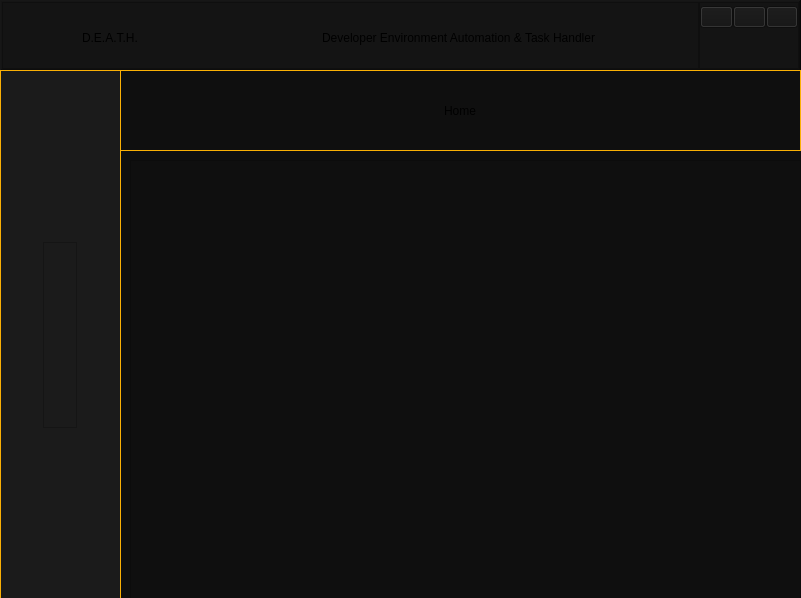
Qt form Gui/Main_Gui.ui (ThatNerd404/D.E.A.T.H) before a commit.
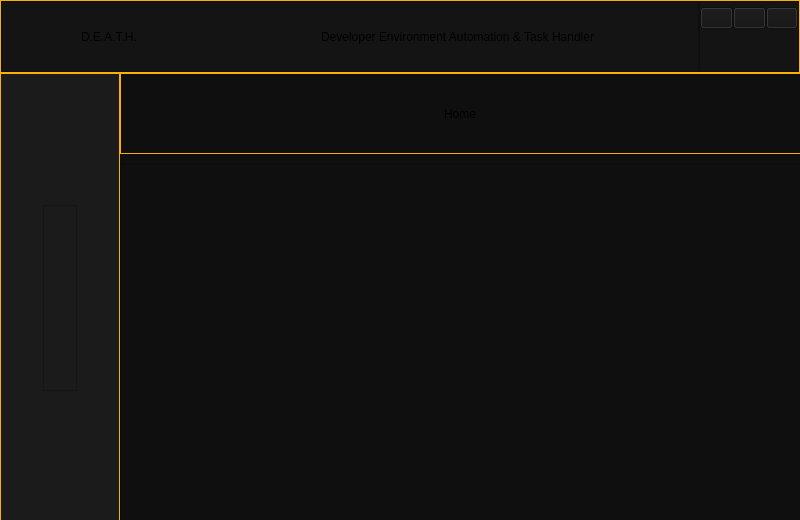
The same form after that commit. Icons and pictures are not drawn.

Commit message: fixed full-screen problem

```diff
--- a/Gui/Main_Gui.ui
+++ b/Gui/Main_Gui.ui
@@ -6,8 +6,8 @@
    <rect>
     <x>0</x>
     <y>0</y>
-    <width>801</width>
-    <height>598</height>
+    <width>800</width>
+    <height>520</height>
    </rect>
   </property>
   <property name="maximumSize">
@@ -20,22 +20,54 @@
    <string>MainWindow</string>
   </property>
   <widget class="QWidget" name="centralwidget">
+   <property name="minimumSize">
+    <size>
+     <width>800</width>
+     <height>520</height>
+    </size>
+   </property>
+   <property name="autoFillBackground">
+    <bool>false</bool>
+   </property>
+   <layout class="QVBoxLayout" name="verticalLayout_5">
+    <property name="spacing">
+     <number>0</number>
+    </property>
+    <property name="sizeConstraint">
+     <enum>QLayout::SetDefaultConstraint</enum>
+    </property>
+    <property name="leftMargin">
+     <number>0</number>
+    </property>
+    <property name="topMargin">
+     <number>0</number>
+    </property>
+    <property name="rightMargin">
+     <number>0</number>
+    </property>
+    <property name="bottomMargin">
+     <number>0</number>
+    </property>
+    <item>
    <widget class="QFrame" name="Top_Bar">
-    <property name="geometry">
-     <rect>
-      <x>0</x>
-      <y>0</y>
-      <width>801</width>
-      <height>71</height>
-     </rect>
+      <property name="minimumSize">
+       <size>
+        <width>0</width>
+        <height>73</height>
+       </size>
     </property>
     <property name="styleSheet">
      <string notr="true">QPushButton{background-color: rgb(20,20,20)}
-QFrame{background-color: rgb(20,20,20) }
+QFrame{background-color: rgb(20,20,20); 
+}
+#Top_Bar{border-color:rgb(250,176,5);
+border-width:1px;
+border-style:solid;}
+
 QPushButton:hover{background-color:rgba(250,176,5,0.05)}</string>
     </property>
     <property name="frameShape">
-     <enum>QFrame::WinPanel</enum>
+       <enum>QFrame::NoFrame</enum>
     </property>
     <property name="frameShadow">
      <enum>QFrame::Raised</enum>
@@ -221,222 +253,53 @@
      </item>
     </layout>
    </widget>
+    </item>
+    <item>
    <widget class="QFrame" name="Main_Content">
-    <property name="geometry">
-     <rect>
-      <x>0</x>
-      <y>70</y>
-      <width>811</width>
-      <height>531</height>
-     </rect>
-    </property>
-    <property name="styleSheet">
-     <string notr="true"/>
-    </property>
-    <property name="frameShape">
-     <enum>QFrame::StyledPanel</enum>
-    </property>
-    <property name="frameShadow">
-     <enum>QFrame::Raised</enum>
-    </property>
-    <widget class="QStackedWidget" name="Pages">
-     <property name="geometry">
-      <rect>
-       <x>120</x>
-       <y>0</y>
-       <width>681</width>
-       <height>531</height>
-      </rect>
-     </property>
-     <property name="styleSheet">
-      <string notr="true"/>
-     </property>
-     <property name="currentIndex">
-      <number>0</number>
-     </property>
-     <widget class="QWidget" name="Home_Page">
-      <property name="styleSheet">
-       <string notr="true">background-color: rgb(15,15,15)</string>
-      </property>
-      <widget class="QFrame" name="Home_Title">
-       <property name="geometry">
-        <rect>
-         <x>0</x>
-         <y>0</y>
-         <width>681</width>
-         <height>81</height>
-        </rect>
-       </property>
-       <property name="styleSheet">
-        <string notr="true">#Home_Title{border-width:1px;
-border-style:solid;
-border-color: rgb(250,176,5)}</string>
-       </property>
-       <property name="frameShape">
-        <enum>QFrame::StyledPanel</enum>
-       </property>
-       <property name="frameShadow">
-        <enum>QFrame::Raised</enum>
-       </property>
-       <layout class="QVBoxLayout" name="verticalLayout_3">
-        <property name="spacing">
-         <number>0</number>
-        </property>
-        <property name="leftMargin">
-         <number>0</number>
-        </property>
-        <property name="topMargin">
-         <number>0</number>
-        </property>
-        <property name="rightMargin">
-         <number>0</number>
-        </property>
-        <property name="bottomMargin">
-         <number>0</number>
-        </property>
-        <item alignment="Qt::AlignHCenter">
-         <widget class="QLabel" name="title">
-          <property name="maximumSize">
+      <property name="minimumSize">
            <size>
-            <width>125</width>
-            <height>16777215</height>
-           </size>
-          </property>
-          <property name="styleSheet">
-           <string notr="true">
-font: 28pt &quot;Palatino Linotype&quot;;</string>
-          </property>
-          <property name="text">
-           <string>Home</string>
-          </property>
-         </widget>
-        </item>
-       </layout>
-      </widget>
-      <widget class="QFrame" name="Home_Content">
-       <property name="geometry">
-        <rect>
-         <x>10</x>
-         <y>90</y>
-         <width>671</width>
-         <height>441</height>
-        </rect>
-       </property>
-       <property name="frameShape">
-        <enum>QFrame::StyledPanel</enum>
-       </property>
-       <property name="frameShadow">
-        <enum>QFrame::Raised</enum>
-       </property>
-      </widget>
-     </widget>
-     <widget class="QWidget" name="Time_Reminders_Page">
-      <property name="styleSheet">
-       <string notr="true">background-color: rgb(15,15,15)</string>
-      </property>
-      <widget class="QFrame" name="Workouts_section">
-       <property name="geometry">
-        <rect>
-         <x>80</x>
-         <y>60</y>
-         <width>341</width>
-         <height>371</height>
-        </rect>
-       </property>
-       <property name="styleSheet">
-        <string notr="true"/>
-       </property>
-       <property name="frameShape">
-        <enum>QFrame::StyledPanel</enum>
-       </property>
-       <property name="frameShadow">
-        <enum>QFrame::Raised</enum>
-       </property>
-       <layout class="QVBoxLayout" name="verticalLayout_4">
-        <item alignment="Qt::AlignHCenter">
-         <widget class="QFrame" name="Workouts_Title">
-          <property name="maximumSize">
-           <size>
-            <width>180</width>
-            <height>100</height>
-           </size>
-          </property>
-          <property name="frameShape">
-           <enum>QFrame::StyledPanel</enum>
-          </property>
-          <property name="frameShadow">
-           <enum>QFrame::Raised</enum>
-          </property>
-          <layout class="QHBoxLayout" name="horizontalLayout_3">
-           <property name="spacing">
-            <number>0</number>
-           </property>
-           <property name="leftMargin">
-            <number>0</number>
-           </property>
-           <property name="topMargin">
-            <number>0</number>
-           </property>
-           <property name="rightMargin">
-            <number>0</number>
-           </property>
-           <property name="bottomMargin">
-            <number>0</number>
-           </property>
-           <item>
-            <widget class="QLabel" name="Dumbell_icon">
-             <property name="maximumSize">
-              <size>
-               <width>32</width>
-               <height>32</height>
-              </size>
-             </property>
-             <property name="text">
-              <string/>
-             </property>
-             <property name="pixmap">
-              <pixmap>icons8-dumbbell-32.png</pixmap>
-             </property>
-            </widget>
-           </item>
-           <item>
-            <widget class="QLabel" name="Workout_label">
+        <width>0</width>
+        <height>450</height>
+       </size>
+      </property>
              <property name="maximumSize">
               <size>
                <width>16777215</width>
-               <height>50</height>
+        <height>16777215</height>
               </size>
              </property>
              <property name="styleSheet">
-              <string notr="true">font: 24pt &quot;Palatino Linotype&quot;;</string>
-             </property>
-             <property name="text">
-              <string>Workouts</string>
-             </property>
-            </widget>
-           </item>
-          </layout>
-         </widget>
-        </item>
+       <string notr="true"/>
+      </property>
+      <property name="frameShape">
+       <enum>QFrame::NoFrame</enum>
+      </property>
+      <property name="frameShadow">
+       <enum>QFrame::Raised</enum>
+      </property>
+      <layout class="QHBoxLayout" name="horizontalLayout_4">
+       <property name="spacing">
+        <number>0</number>
+       </property>
+       <property name="leftMargin">
+        <number>0</number>
+       </property>
+       <property name="topMargin">
+        <number>0</number>
+       </property>
+       <property name="rightMargin">
+        <number>0</number>
+       </property>
+       <property name="bottomMargin">
+        <number>0</number>
+       </property>
         <item>
-         <widget class="QLabel" name="label">
-          <property name="text">
-           <string/>
-          </property>
-         </widget>
-        </item>
-       </layout>
-      </widget>
-     </widget>
-    </widget>
     <widget class="QFrame" name="Side_Bar">
-     <property name="geometry">
-      <rect>
-       <x>0</x>
-       <y>0</y>
-       <width>121</width>
-       <height>531</height>
-      </rect>
+         <property name="minimumSize">
+          <size>
+           <width>120</width>
+           <height>0</height>
+          </size>
      </property>
      <property name="toolTipDuration">
       <number>-1</number>
@@ -705,7 +568,195 @@
       </item>
      </layout>
     </widget>
-   </widget>
+       </item>
+       <item>
+        <widget class="QStackedWidget" name="Pages">
+         <property name="styleSheet">
+          <string notr="true"/>
+         </property>
+         <property name="currentIndex">
+          <number>0</number>
+         </property>
+         <widget class="QWidget" name="Home_Page">
+          <property name="styleSheet">
+           <string notr="true">background-color: rgb(15,15,15)</string>
+          </property>
+          <widget class="QFrame" name="Home_Title">
+           <property name="geometry">
+            <rect>
+             <x>0</x>
+             <y>0</y>
+             <width>681</width>
+             <height>81</height>
+            </rect>
+           </property>
+           <property name="styleSheet">
+            <string notr="true">#Home_Title{border-color:rgb(250,176,5);
+border-width:1px;
+border-style:solid;}</string>
+           </property>
+           <property name="frameShape">
+            <enum>QFrame::StyledPanel</enum>
+           </property>
+           <property name="frameShadow">
+            <enum>QFrame::Raised</enum>
+           </property>
+           <layout class="QVBoxLayout" name="verticalLayout_3">
+            <property name="spacing">
+             <number>0</number>
+            </property>
+            <property name="leftMargin">
+             <number>0</number>
+            </property>
+            <property name="topMargin">
+             <number>0</number>
+            </property>
+            <property name="rightMargin">
+             <number>0</number>
+            </property>
+            <property name="bottomMargin">
+             <number>0</number>
+            </property>
+            <item alignment="Qt::AlignHCenter">
+             <widget class="QLabel" name="title">
+              <property name="maximumSize">
+               <size>
+                <width>125</width>
+                <height>16777215</height>
+               </size>
+              </property>
+              <property name="styleSheet">
+               <string notr="true">
+font: 28pt &quot;Palatino Linotype&quot;;</string>
+              </property>
+              <property name="text">
+               <string>Home</string>
+              </property>
+             </widget>
+            </item>
+           </layout>
+          </widget>
+          <widget class="QFrame" name="Home_Content">
+           <property name="geometry">
+            <rect>
+             <x>0</x>
+             <y>90</y>
+             <width>681</width>
+             <height>401</height>
+            </rect>
+           </property>
+           <property name="frameShape">
+            <enum>QFrame::StyledPanel</enum>
+           </property>
+           <property name="frameShadow">
+            <enum>QFrame::Raised</enum>
+           </property>
+          </widget>
+         </widget>
+         <widget class="QWidget" name="Time_Reminders_Page">
+          <property name="styleSheet">
+           <string notr="true">background-color: rgb(15,15,15)</string>
+          </property>
+          <widget class="QFrame" name="Workouts_section">
+           <property name="geometry">
+            <rect>
+             <x>80</x>
+             <y>60</y>
+             <width>341</width>
+             <height>371</height>
+            </rect>
+           </property>
+           <property name="styleSheet">
+            <string notr="true"/>
+           </property>
+           <property name="frameShape">
+            <enum>QFrame::StyledPanel</enum>
+           </property>
+           <property name="frameShadow">
+            <enum>QFrame::Raised</enum>
+           </property>
+           <layout class="QVBoxLayout" name="verticalLayout_4">
+            <item alignment="Qt::AlignHCenter">
+             <widget class="QFrame" name="Workouts_Title">
+              <property name="maximumSize">
+               <size>
+                <width>180</width>
+                <height>100</height>
+               </size>
+              </property>
+              <property name="frameShape">
+               <enum>QFrame::StyledPanel</enum>
+              </property>
+              <property name="frameShadow">
+               <enum>QFrame::Raised</enum>
+              </property>
+              <layout class="QHBoxLayout" name="horizontalLayout_3">
+               <property name="spacing">
+                <number>0</number>
+               </property>
+               <property name="leftMargin">
+                <number>0</number>
+               </property>
+               <property name="topMargin">
+                <number>0</number>
+               </property>
+               <property name="rightMargin">
+                <number>0</number>
+               </property>
+               <property name="bottomMargin">
+                <number>0</number>
+               </property>
+               <item>
+                <widget class="QLabel" name="Dumbell_icon">
+                 <property name="maximumSize">
+                  <size>
+                   <width>32</width>
+                   <height>32</height>
+                  </size>
+                 </property>
+                 <property name="text">
+                  <string/>
+                 </property>
+                 <property name="pixmap">
+                  <pixmap>icons8-dumbbell-32.png</pixmap>
+                 </property>
+                </widget>
+               </item>
+               <item>
+                <widget class="QLabel" name="Workout_label">
+                 <property name="maximumSize">
+                  <size>
+                   <width>16777215</width>
+                   <height>50</height>
+                  </size>
+                 </property>
+                 <property name="styleSheet">
+                  <string notr="true">font: 24pt &quot;Palatino Linotype&quot;;</string>
+                 </property>
+                 <property name="text">
+                  <string>Workouts</string>
+                 </property>
+                </widget>
+               </item>
+              </layout>
+             </widget>
+            </item>
+            <item>
+             <widget class="QLabel" name="label">
+              <property name="text">
+               <string/>
+              </property>
+             </widget>
+            </item>
+           </layout>
+          </widget>
+         </widget>
+        </widget>
+       </item>
+      </layout>
+     </widget>
+    </item>
+   </layout>
   </widget>
  </widget>
  <resources/>
```
Left out of the diff: 3 changed lines with no effect on the pictures. Lines whose indentation alone changed are shown as unchanged. The commit also changes 4 other files.
